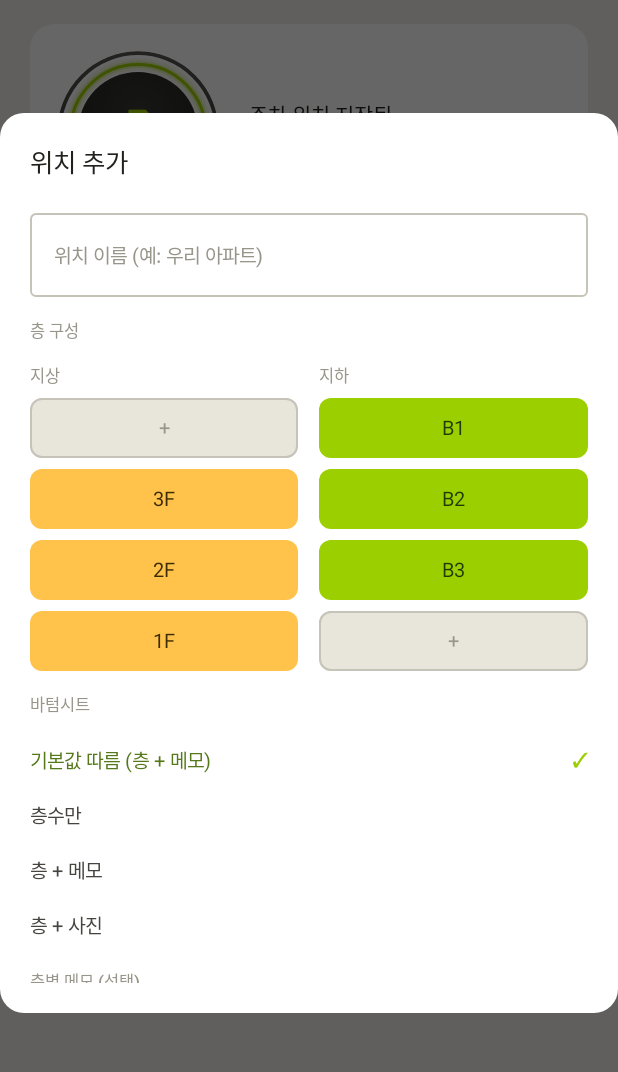
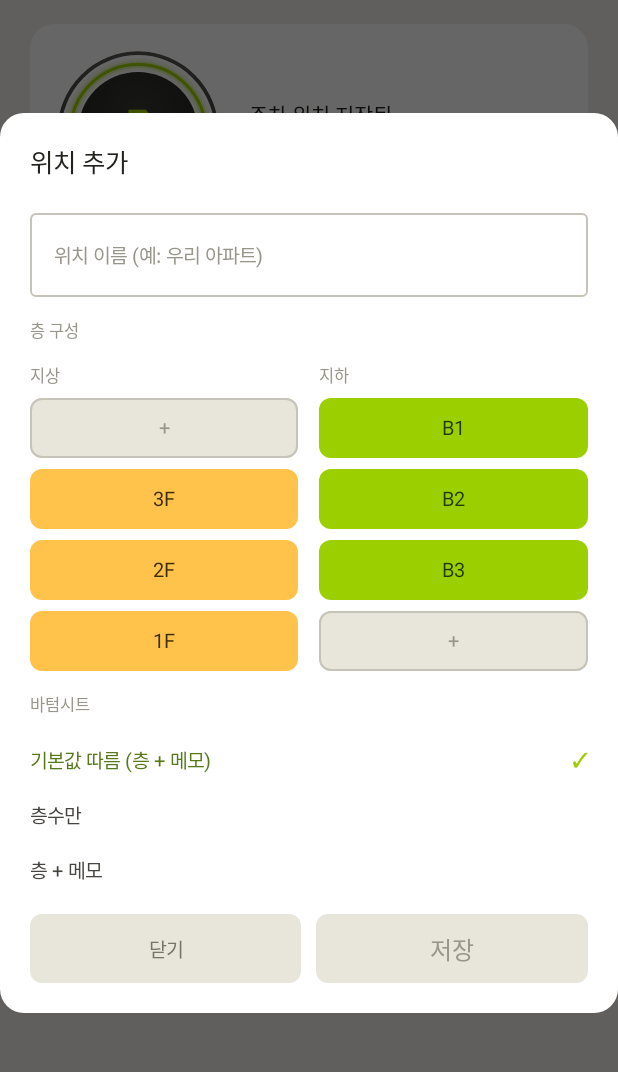
Before and after one commit to dacisosl/CARwhere, an Android app built with Jetpack Compose: the composable DashboardScreen shown on its own in the app's theme, after a tap on "+ 추가", on a phone screen of 412 x 824 dp, the part 55-1127 px from its top. Run offline under Robolectric (Android 15) with nearby library versions, the phone set to English and light mode, and no system bars; our stand-ins replace Room's generated code; libraries missing offline, so code that uses them is left out: androidx.glance, androidx.glance.action, androidx.glance.appwidget, androidx.glance.background, androidx.glance.layout and 2 more; network calls fail; 2 statements that could not run were skipped.

```diff
--- a/app/src/main/AndroidManifest.xml
+++ b/app/src/main/AndroidManifest.xml
@@ -212,10 +212,12 @@
             android:exported="false"
             android:foregroundServiceType="connectedDevice" />
 
-        <!-- 매니페스트 등록은 백업 경로 — API 33+ 제한 대응으로 서비스 안에서 동적 등록 이중화 (README) -->
+        <!-- ACL 브로드캐스트는 블루투스 스택 프로세스(uid bluetooth)가 보내므로
+             exported=true 필수 — false면 시스템 외 uid 발신이라 전달 자체가 안 된다.
+             두 액션 모두 protected-broadcast라 제3자 앱이 위조할 수 없어 안전. -->
         <receiver
             android:name=".detection.CarBluetoothReceiver"
-            android:exported="false">
+            android:exported="true">
             <intent-filter>
                 <action android:name="android.bluetooth.device.action.ACL_CONNECTED" />
                 <action android:name="android.bluetooth.device.action.ACL_DISCONNECTED" />
--- a/app/src/main/java/com/eottadwotji/ui/components/LotEditModal.kt
+++ b/app/src/main/java/com/eottadwotji/ui/components/LotEditModal.kt
@@ -81,12 +81,13 @@ fun LotEditModal(
                     android.view.WindowManager.LayoutParams.SOFT_INPUT_ADJUST_RESIZE
                 )
         }
+        // 제목과 삭제·저장 버튼은 스크롤 밖에 고정 — 내용(층별 메모 등)이 길어져도
+        // 버튼이 화면 밖으로 밀려나지 않는다. 가운데 입력 영역만 스크롤.
         Column(
             modifier = Modifier
                 .background(Concrete.BgDeep, RoundedCornerShape(16.dp))
                 .padding(20.dp)
-                .heightIn(max = 560.dp)
-                .verticalScroll(rememberScrollState()),
+                .heightIn(max = 560.dp),
             verticalArrangement = Arrangement.spacedBy(14.dp)
         ) {
             Text(
@@ -95,6 +96,12 @@ fun LotEditModal(
                 color = Concrete.TextMain
             )
 
+            Column(
+                modifier = Modifier
+                    .weight(1f, fill = false)
+                    .verticalScroll(rememberScrollState()),
+                verticalArrangement = Arrangement.spacedBy(14.dp)
+            ) {
                 OutlinedTextField(
                     value = name,
                     onValueChange = { name = it },
@@ -113,11 +120,13 @@ fun LotEditModal(
                         selected = if (floor in selected) selected - floor else selected + floor
                     },
                     onExtendUp = {
-                    val next = "${candidates.count { !ParkingLotProfile.isBasement(it) } + 1}F"
+                        val next =
+                            "${candidates.count { !ParkingLotProfile.isBasement(it) } + 1}F"
                         candidates = ParkingLotProfile.sortFloors(candidates + next)
                     },
                     onExtendDown = {
-                    val next = "B${candidates.count { ParkingLotProfile.isBasement(it) } + 1}"
+                        val next =
+                            "B${candidates.count { ParkingLotProfile.isBasement(it) } + 1}"
                         candidates = ParkingLotProfile.sortFloors(candidates + next)
                     }
                 )
@@ -201,7 +210,10 @@ fun LotEditModal(
                             }
                             .padding(vertical = 4.dp)
                     )
-                locationStatus?.let { Text(it, style = AppType.Hint, color = Concrete.TextDim) }
+                    locationStatus?.let {
+                        Text(it, style = AppType.Hint, color = Concrete.TextDim)
+                    }
+                }
             }
 
             if (profile != null) {
```
Also changed, not shown: app/src/main/java/com/eottadwotji/detection/CarBluetoothReceiver.kt (+6 -2 lines). Lines whose indentation alone changed are shown as unchanged.
